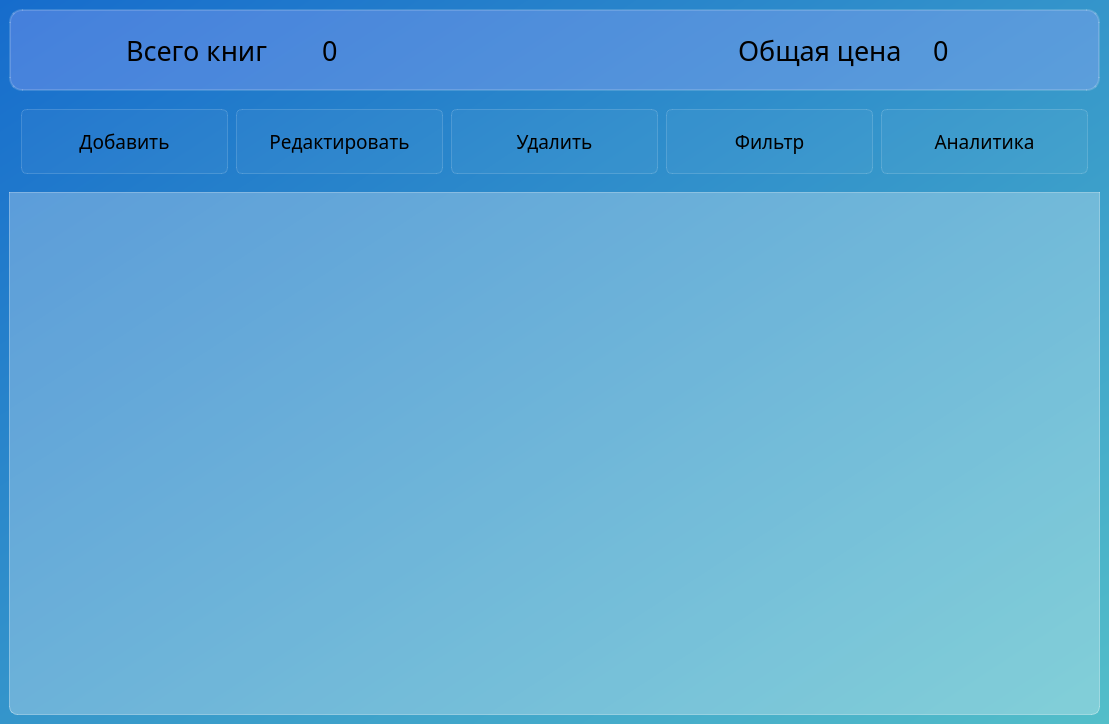
Eliot-Y/BookTrack, file main.ui: the form before one commit.
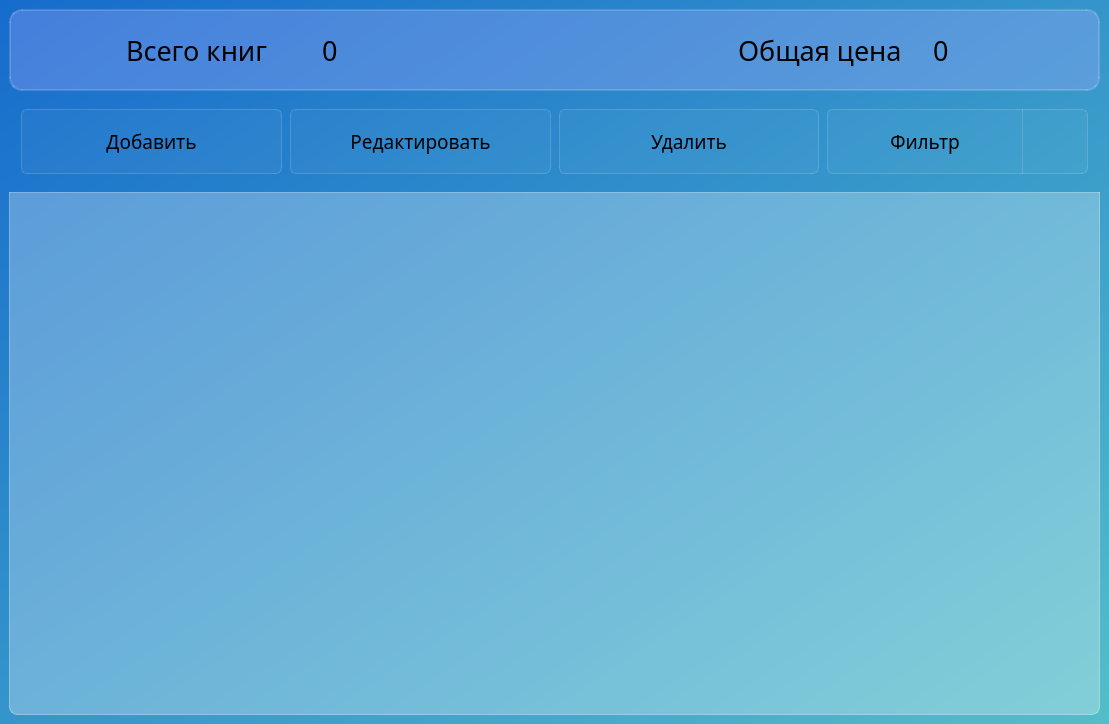
The form after the commit. Icons and pictures are not drawn.

Diff of the .ui file:
```diff
--- a/main.ui
+++ b/main.ui
@@ -386,10 +386,15 @@
         </widget>
        </item>
        <item>
+        <layout class="QHBoxLayout" name="horizontalLayout">
+         <property name="spacing">
+          <number>0</number>
+         </property>
+         <item>
         <widget class="QPushButton" name="filter_pushButton">
          <property name="minimumSize">
           <size>
-           <width>180</width>
+             <width>195</width>
            <height>65</height>
           </size>
          </property>
@@ -403,8 +408,13 @@
           <string notr="true">QPushButton{
 font-size: 14pt;
 background-color: rgba(255, 255, 255, 10);
-border: 1px solid rgba(255, 255, 255, 40);
-border-radius: 6px;
+
+border-left: 1px solid rgba(255, 255, 255, 40);
+border-top: 1px solid rgba(255, 255, 255, 40);
+border-bottom: 1px solid rgba(255, 255, 255, 40);
+
+border-top-left-radius: 6px;
+border-bottom-left-radius: 6px;
 }
 
 QPushButton:hover{
@@ -431,25 +441,26 @@
         </widget>
        </item>
        <item>
-        <widget class="QPushButton" name="analytics_pushButton">
+          <widget class="QPushButton" name="update_table_pushButton">
          <property name="minimumSize">
           <size>
-           <width>180</width>
+             <width>0</width>
            <height>65</height>
           </size>
          </property>
-         <property name="font">
-          <font>
-           <family>Microsoft YaHei UI Light</family>
-           <pointsize>14</pointsize>
-          </font>
+           <property name="maximumSize">
+            <size>
+             <width>100</width>
+             <height>16777215</height>
+            </size>
          </property>
          <property name="styleSheet">
           <string notr="true">QPushButton{
 font-size: 14pt;
 background-color: rgba(255, 255, 255, 10);
 border: 1px solid rgba(255, 255, 255, 40);
-border-radius: 6px;
+border-top-right-radius: 6px;
+border-bottom-right-radius: 6px;
 }
 
 QPushButton:hover{
@@ -461,7 +472,7 @@
 }</string>
          </property>
          <property name="text">
-          <string>Аналитика</string>
+            <string/>
          </property>
          <property name="icon">
           <iconset resource="res-rc.qrc">
@@ -469,11 +480,13 @@
          </property>
          <property name="iconSize">
           <size>
-           <width>30</width>
-           <height>30</height>
+             <width>35</width>
+             <height>35</height>
           </size>
          </property>
         </widget>
+         </item>
+        </layout>
        </item>
       </layout>
      </widget>
```
Left out of the diff: 2 changed lines with no effect on the pictures. Lines whose indentation alone changed are shown as unchanged.
